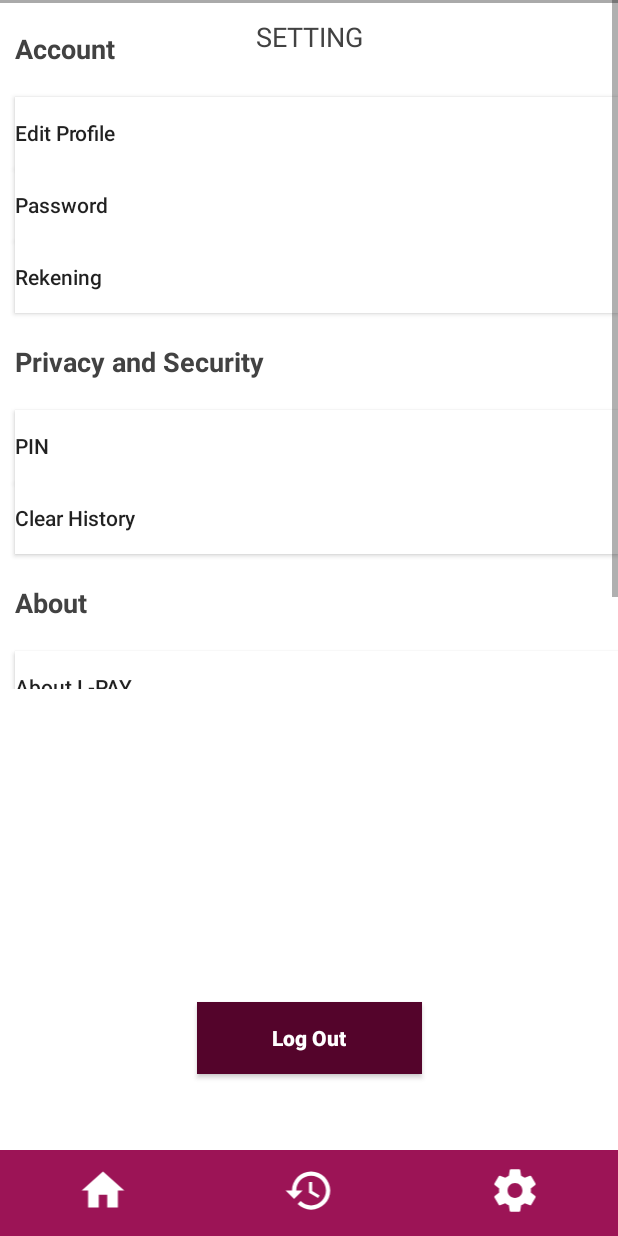
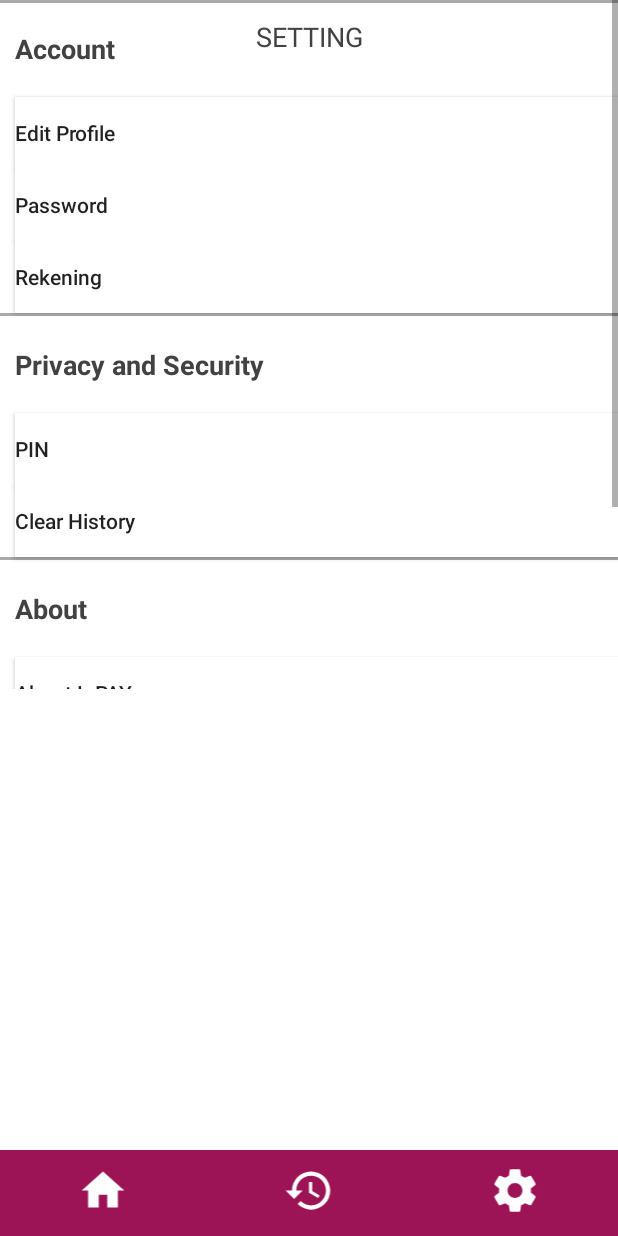
Before and after one commit to sylviaputri/lpay, an Android app: the SettingActivity screen opened directly, with no data from a screen before it, on a phone screen of 412 x 824 dp. Run offline under Robolectric (Android 15) with nearby library versions, the phone set to English and light mode, and no system bars; Roboto replaces fonts that are not available here; 2 statements that could not run were skipped.

Commit message:
Setting Updet Dikit

```diff
--- a/app/src/main/res/layout/activity_setting.xml
+++ b/app/src/main/res/layout/activity_setting.xml
@@ -84,6 +84,14 @@
                 android:textAlignment="viewStart"
                 android:textAllCaps="false" />
 
+            <View
+                android:layout_width="match_parent"
+                android:layout_height="2dp"
+                android:background="#AAA"
+                android:visibility="visible"
+                tools:layout_editor_absoluteX="0dp"
+                tools:layout_editor_absoluteY="48dp" />
+
             <TextView
                 android:id="@+id/textView5"
                 android:layout_width="match_parent"
@@ -119,6 +127,14 @@
                 android:textAllCaps="false"
                 android:textSize="14sp" />
 
+            <View
+                android:layout_width="match_parent"
+                android:layout_height="2dp"
+                android:background="#AAA"
+                android:visibility="visible"
+                tools:layout_editor_absoluteX="0dp"
+                tools:layout_editor_absoluteY="48dp" />
+
             <TextView
                 android:id="@+id/textView5"
                 android:layout_width="match_parent"
@@ -133,7 +149,7 @@
                 android:textStyle="bold" />
 
             <Button
-                android:id="@+id/button5"
+                android:id="@+id/btnSettingAbout"
                 android:layout_width="match_parent"
                 android:layout_height="wrap_content"
                 android:layout_marginLeft="10dp"
@@ -144,7 +160,7 @@
                 android:textSize="14sp" />
 
             <Button
-                android:id="@+id/button6"
+                android:id="@+id/btnSettingInformation"
                 android:layout_width="match_parent"
                 android:layout_height="wrap_content"
                 android:layout_marginLeft="10dp"
@@ -154,32 +170,30 @@
                 android:textAllCaps="false"
                 android:textSize="14sp" />
 
+            <View
+                android:layout_width="match_parent"
+                android:layout_height="2dp"
+                android:background="#AAA"
+                android:visibility="visible"
+                tools:layout_editor_absoluteX="0dp"
+                tools:layout_editor_absoluteY="48dp" />
+
+            <Button
+                android:id="@+id/btnLogOut"
+                android:layout_width="match_parent"
+                android:layout_height="wrap_content"
+                android:layout_marginBottom="20dp"
+                android:layout_marginLeft="10dp"
+                android:layout_marginTop="20dp"
+                android:background="@android:color/background_light"
+                android:text="Log Out"
+                android:textAlignment="viewStart"
+                android:textAllCaps="false"
+                android:textColor="@color/colorPrimaryDark"
+                android:textSize="14sp" />
+
         </LinearLayout>
     </ScrollView>
-
-    <Button
-        android:id="@+id/btnLogOut"
-        android:layout_width="150dp"
-        android:layout_height="wrap_content"
-        android:layout_marginBottom="8dp"
-        android:layout_marginEnd="8dp"
-        android:layout_marginStart="8dp"
-        android:layout_marginTop="8dp"
-        android:background="@color/colorPrimaryDark"
-        android:bottomLeftRadius="10dp"
-        android:bottomRightRadius="10dp"
-        android:text="Log Out"
-        android:textAlignment="center"
-        android:textAllCaps="false"
-        android:textColor="@color/cardview_light_background"
-        android:textStyle="bold"
-        android:topLeftRadius="10dp"
-        android:topRightRadius="10dp"
-        app:layout_constraintBottom_toBottomOf="parent"
-        app:layout_constraintEnd_toEndOf="parent"
-        app:layout_constraintStart_toStartOf="parent"
-        app:layout_constraintTop_toTopOf="parent"
-        app:layout_constraintVertical_bias="0.868" />
 
     <LinearLayout
         android:id="@+id/navigation"
```
